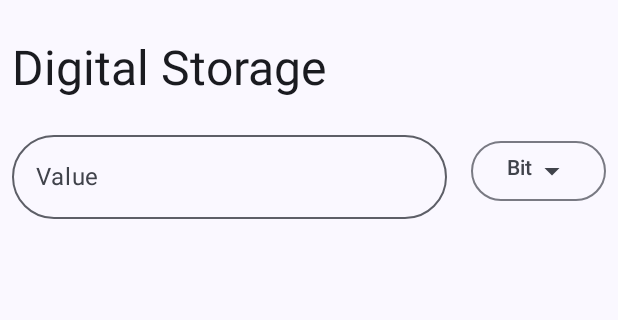
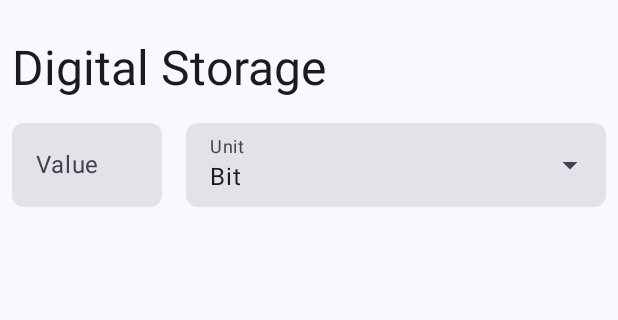
Before and after one commit to you-apps/CalcYou, an Android app built with Jetpack Compose: the digital_storage screen opened through its navigation route, on a phone screen of 412 x 824 dp, the part 69-389 px from its top. Run offline under Robolectric (Android 15) with nearby library versions, the phone set to English and light mode, and no system bars.

Commit message:
style: improve unit converter dropdown menu

```diff
--- a/app/src/main/java/net/youapps/calcyou/ui/screens/ConverterScreen.kt
+++ b/app/src/main/java/net/youapps/calcyou/ui/screens/ConverterScreen.kt
@@ -12,17 +12,18 @@ import androidx.compose.foundation.shape.RoundedCornerShape
 import androidx.compose.foundation.text.KeyboardOptions
 import androidx.compose.foundation.verticalScroll
 import androidx.compose.material.icons.Icons
-import androidx.compose.material.icons.filled.ArrowDropDown
 import androidx.compose.material.icons.rounded.ContentCopy
-import androidx.compose.material3.DropdownMenu
 import androidx.compose.material3.DropdownMenuItem
+import androidx.compose.material3.ExperimentalMaterial3Api
+import androidx.compose.material3.ExposedDropdownMenuBox
+import androidx.compose.material3.ExposedDropdownMenuDefaults
 import androidx.compose.material3.Icon
 import androidx.compose.material3.IconButton
 import androidx.compose.material3.ListItem
 import androidx.compose.material3.MaterialTheme
-import androidx.compose.material3.OutlinedButton
-import androidx.compose.material3.OutlinedTextField
 import androidx.compose.material3.Text
+import androidx.compose.material3.TextField
+import androidx.compose.material3.TextFieldDefaults
 import androidx.compose.runtime.Composable
 import androidx.compose.runtime.LaunchedEffect
 import androidx.compose.runtime.getValue
@@ -31,6 +32,7 @@ import androidx.compose.runtime.remember
 import androidx.compose.runtime.setValue
 import androidx.compose.ui.Alignment
 import androidx.compose.ui.Modifier
+import androidx.compose.ui.graphics.Color
 import androidx.compose.ui.platform.LocalClipboardManager
 import androidx.compose.ui.res.stringResource
 import androidx.compose.ui.text.AnnotatedString
@@ -44,6 +46,7 @@ import net.youapps.calcyou.data.converters.ConverterUnit
 import net.youapps.calcyou.data.converters.MassConverter
 import net.youapps.calcyou.data.converters.UnitConverter
 
+@OptIn(ExperimentalMaterial3Api::class)
 @Composable
 fun ConverterScreen(converter: UnitConverter, @StringRes converterName: Int) {
     Column(
@@ -70,36 +73,59 @@ fun ConverterScreen(converter: UnitConverter, @StringRes converterName: Int) {
             horizontalArrangement = Arrangement.spacedBy(16.dp),
             verticalAlignment = Alignment.CenterVertically
         ) {
-            OutlinedTextField(
+            TextField(
+                modifier = Modifier.weight(1f),
                 value = textFieldValue,
                 onValueChange = {
                     textFieldValue = it
                 },
                 singleLine = true,
-                modifier = Modifier.weight(1f),
                 label = { Text(stringResource(R.string.value)) },
                 keyboardOptions = KeyboardOptions(
                     keyboardType = KeyboardType.Decimal,
                     imeAction = ImeAction.None
                 ),
-                shape = RoundedCornerShape(50)
+                shape = RoundedCornerShape(8.dp),
+                colors = TextFieldDefaults.colors(
+                    focusedIndicatorColor = Color.Transparent,
+                    unfocusedIndicatorColor = Color.Transparent
+                )
             )
-
-            OutlinedButton(onClick = { expanded = !expanded }) {
-                Row {
-                    Text(stringResource(selectedUnit.name))
-                    Icon(Icons.Filled.ArrowDropDown, "")
-                }
-                DropdownMenu(
+            ExposedDropdownMenuBox(
+                expanded = expanded,
+                onExpandedChange = { expanded = !expanded },
+            ) {
+                TextField(
+                    modifier = Modifier
+                        .menuAnchor(),
+                    readOnly = true,
+                    value = stringResource(id = selectedUnit.name),
+                    onValueChange = {},
+                    label = {
+                        Text(
+                            stringResource(id = R.string.unit)
+                        )
+                    },
+                    trailingIcon = { ExposedDropdownMenuDefaults.TrailingIcon(expanded = expanded) },
+                    shape = RoundedCornerShape(8.dp),
+                    colors = ExposedDropdownMenuDefaults.textFieldColors(
+                        focusedIndicatorColor = Color.Transparent,
+                        unfocusedIndicatorColor = Color.Transparent
+                    )
+                )
+                ExposedDropdownMenu(
                     expanded = expanded,
-                    onDismissRequest = { expanded = false }) {
+                    onDismissRequest = { expanded = false },
+                ) {
                     converter.units.forEach { unit ->
-                        DropdownMenuItem(onClick = {
-                            selectedUnit = unit
-                            expanded = false
-                        }, text = {
-                            Text(text = stringResource(unit.name))
-                        })
+                        DropdownMenuItem(
+                            text = { Text(stringResource(id = unit.name)) },
+                            onClick = {
+                                selectedUnit = unit
+                                expanded = false
+                            },
+                            contentPadding = ExposedDropdownMenuDefaults.ItemContentPadding,
+                        )
                     }
                 }
             }
```
